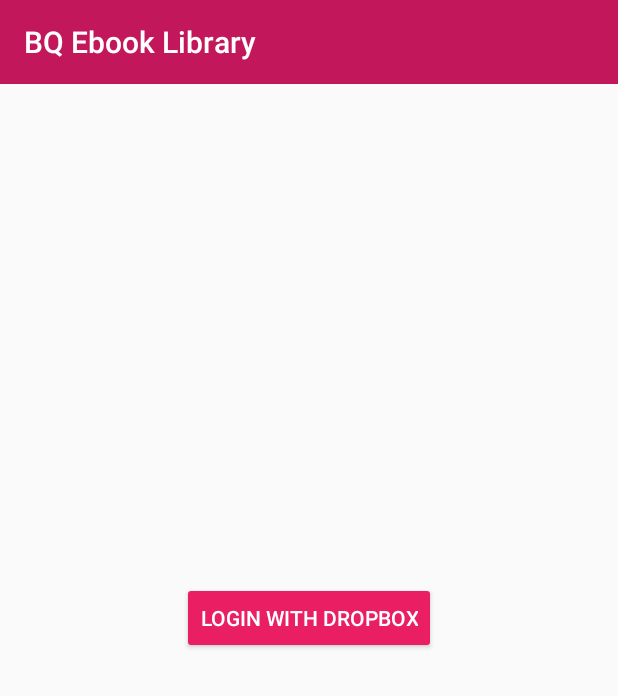
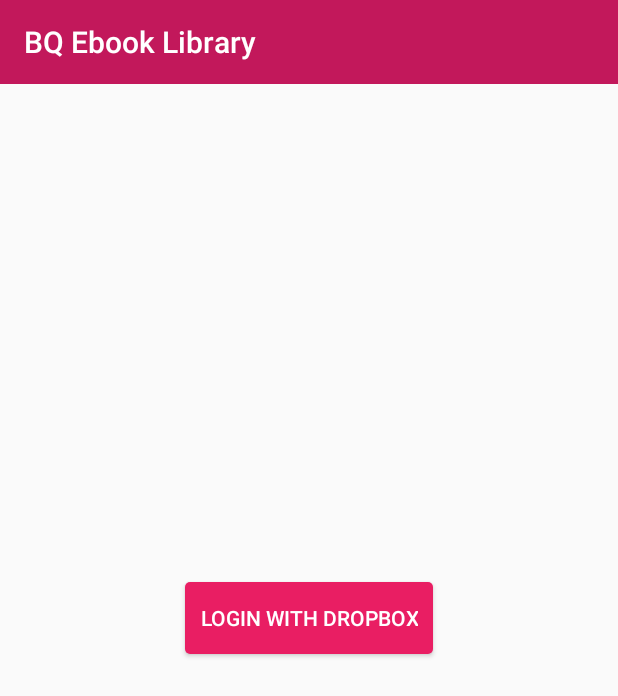
Before and after one commit to carlosmuvi/clean-ebook-library, an Android app: the LoginActivity screen opened directly, with no data from a screen before it, on a phone screen of 412 x 824 dp. Shown: the top 696 px of the screen. Run offline under Robolectric (Android 15) with nearby library versions, the phone set to English and light mode, and no system bars; our stand-ins replace ButterKnife, Dagger/Hilt's generated code; libraries missing offline, so code that uses them is left out: com.dropbox.client2; 2 statements that could not run were skipped.

Commit message:
styled login button

```diff
--- /dev/null
+++ b/app/src/main/res/drawable/button_color_primary.xml
@@ -0,0 +1,52 @@
+<?xml version="1.0" encoding="utf-8"?>
+<selector
+    xmlns:android="http://schemas.android.com/apk/res/android">
+
+  <item android:state_pressed="true">
+    <shape>
+      <gradient
+          android:startColor="@color/colorPrimaryDark"
+          android:endColor="@color/colorPrimaryDark"
+          android:angle="270"/>
+      <corners
+          android:radius="3dp"/>
+      <padding
+          android:left="10dp"
+          android:top="10dp"
+          android:right="10dp"
+          android:bottom="10dp"/>
+    </shape>
+  </item>
+
+  <item android:state_focused="true">
+    <shape>
+      <gradient
+          android:endColor="@color/colorPrimaryDark"
+          android:startColor="@color/colorPrimaryDark"
+          android:angle="270"/>
+      <corners
+          android:radius="3dp"/>
+      <padding
+          android:left="10dp"
+          android:top="10dp"
+          android:right="10dp"
+          android:bottom="10dp"/>
+    </shape>
+  </item>
+
+  <item>
+    <shape>
+      <gradient
+          android:endColor="@color/colorPrimary"
+          android:startColor="@color/colorPrimary"
+          android:angle="270"/>
+      <corners
+          android:radius="3dp"/>
+      <padding
+          android:left="10dp"
+          android:top="10dp"
+          android:right="10dp"
+          android:bottom="10dp"/>
+    </shape>
+  </item>
+</selector>
--- a/app/src/main/res/layout/activity_login.xml
+++ b/app/src/main/res/layout/activity_login.xml
@@ -14,9 +14,9 @@
 
   <Button
       android:layout_width="wrap_content"
-      android:backgroundTint="@color/colorPrimary"
       android:layout_height="wrap_content"
-      android:text="Login with Dropbox"
+      android:background="@drawable/button_color_primary"
+      android:text="@string/login_dropbox"
       android:id="@+id/loginBtn"
       android:layout_centerVertical="true"
       android:layout_centerHorizontal="true"
--- a/app/src/main/res/values/strings.xml
+++ b/app/src/main/res/values/strings.xml
@@ -14,5 +14,6 @@
   <string name="show_as_list">Show as list</string>
   <string name="lorem_ipsum">Lorem ipsum dolor sit amet, consectetur adipiscing elit. Nam dapibus urna in sapien viverra facilisis. Proin vitae mollis risus. Nulla felis tellus, placerat quis nibh vel, tincidunt condimentum odio. Donec sagittis viverra nisl, non ultrices eros convallis et. In nisl sem, ornare vitae feugiat eu, rhoncus vel est.</string>
   <string name="empty_list">You don\'t have ebooks in your Dropbox!</string>
+  <string name="login_dropbox">Login with Dropbox</string>
 
 </resources>
```
